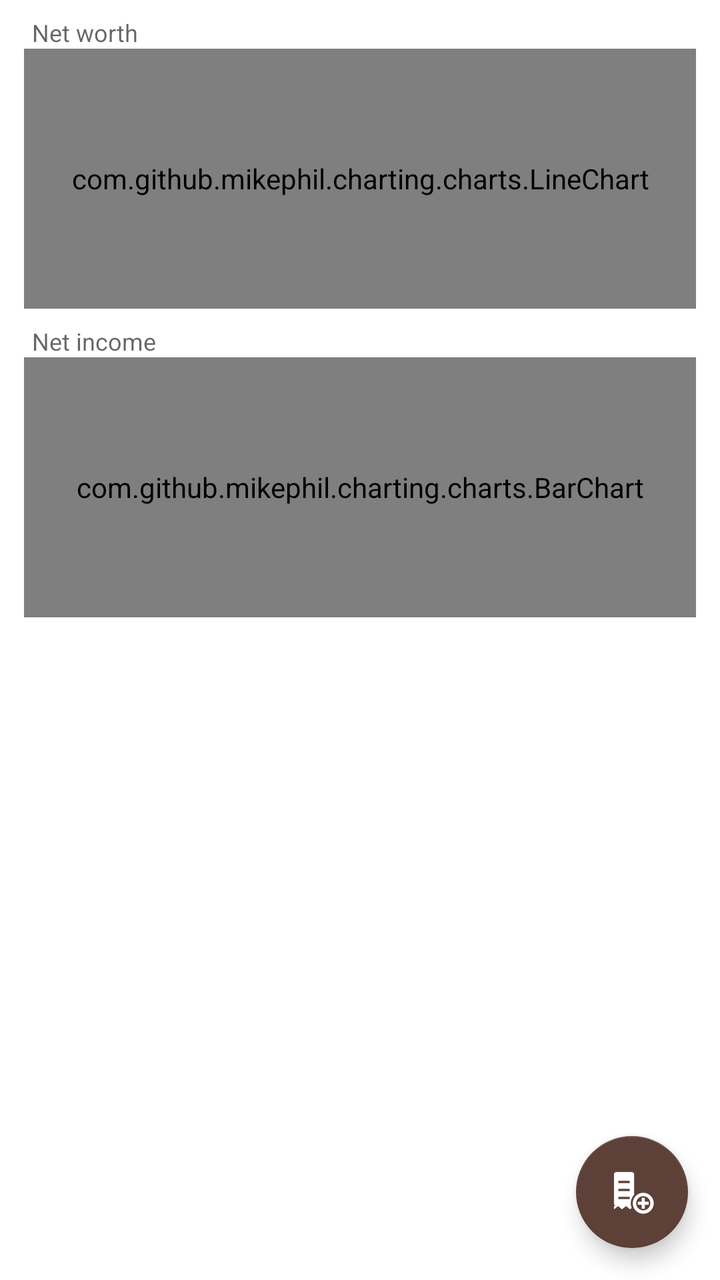
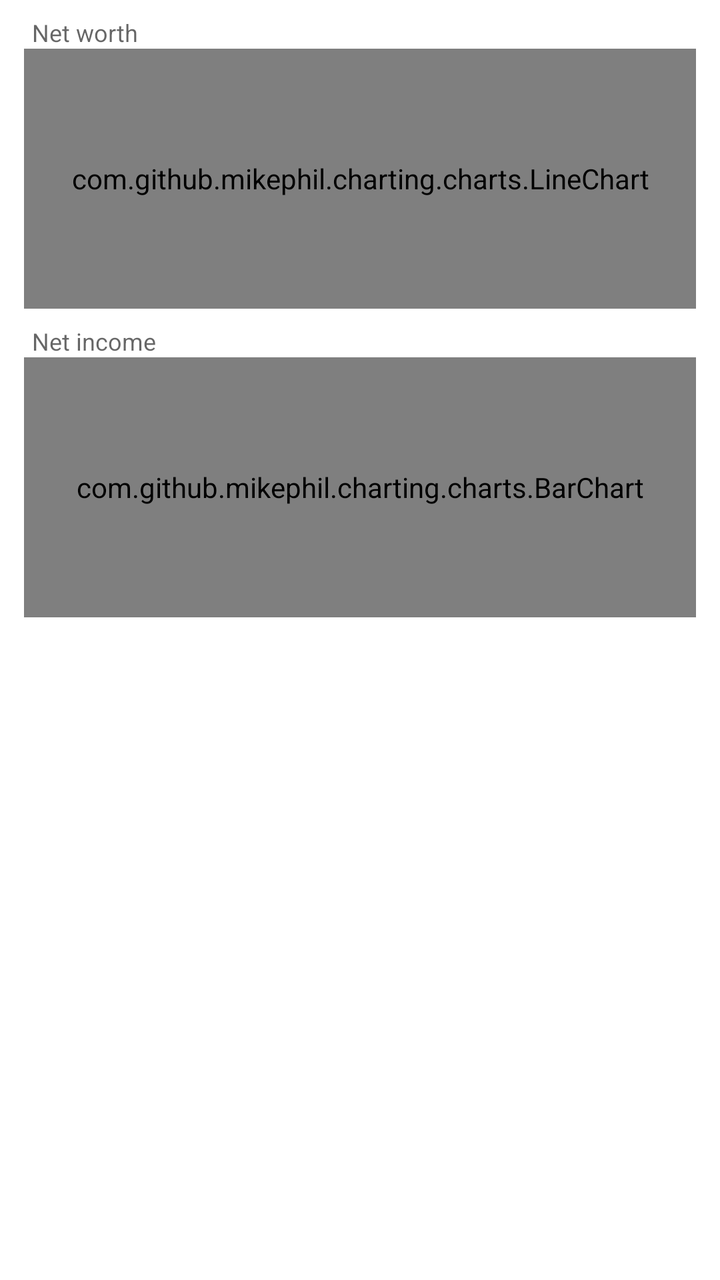

Before-and-after screenshots of an Android layout around one commit, followed by the original layout XML and the change that was made.
<!-- AndroidManifest.xml: application theme Theme.Accounting -->
<!-- res/layout/fragment_reports.xml -->
<?xml version="1.0" encoding="utf-8"?>
<FrameLayout xmlns:android="http://schemas.android.com/apk/res/android"
    xmlns:app="http://schemas.android.com/apk/res-auto"
    android:layout_width="match_parent"
    android:layout_height="match_parent">

    <androidx.core.widget.NestedScrollView
        android:id="@+id/scroll_reports"
        android:layout_width="match_parent"
        android:layout_height="match_parent"
        android:fillViewport="true">

        <LinearLayout
            android:id="@+id/layout_reports_content"
            android:layout_width="match_parent"
            android:layout_height="wrap_content"
            android:orientation="vertical">

            <FrameLayout
                android:id="@+id/layout_trend"
                android:layout_width="match_parent"
                android:layout_height="wrap_content">

            <ProgressBar
                android:id="@+id/progress_trend"
                style="?android:attr/progressBarStyle"
                android:layout_width="32dp"
                android:layout_height="32dp"
                android:layout_gravity="center"
                android:contentDescription="@string/trend_loading" />

            <LinearLayout
                android:id="@+id/layout_trend_charts"
                android:layout_width="match_parent"
                android:layout_height="wrap_content"
                android:orientation="vertical"
                android:paddingStart="12dp"
                android:paddingTop="8dp"
                android:paddingEnd="12dp">

                <TextView
                    android:layout_width="wrap_content"
                    android:layout_height="wrap_content"
                    android:paddingStart="4dp"
                    android:text="@string/trend_net_worth_title"
                    android:textColor="?android:attr/textColorSecondary"
                    android:textSize="12sp" />

                <com.github.mikephil.charting.charts.LineChart
                    android:id="@+id/chart_net_worth"
                    android:layout_width="match_parent"
                    android:layout_height="130dp" />

                <TextView
                    android:layout_width="wrap_content"
                    android:layout_height="wrap_content"
                    android:paddingStart="4dp"
                    android:paddingTop="8dp"
                    android:text="@string/trend_net_income_title"
                    android:textColor="?android:attr/textColorSecondary"
                    android:textSize="12sp" />

                <com.github.mikephil.charting.charts.BarChart
                    android:id="@+id/chart_net_income"
                    android:layout_width="match_parent"
                    android:layout_height="130dp" />
            </LinearLayout>
            </FrameLayout>

            <androidx.recyclerview.widget.RecyclerView
                android:id="@+id/recycler_reports_years"
                android:layout_width="match_parent"
                android:layout_height="wrap_content"
                android:orientation="horizontal"
                android:clipToPadding="false"
                android:paddingTop="16dp"
                android:paddingStart="12dp"
                android:paddingEnd="12dp" />

            <androidx.recyclerview.widget.RecyclerView
                android:id="@+id/recycler_reports_months"
                android:layout_width="match_parent"
                android:layout_height="wrap_content"
                android:orientation="horizontal"
                android:clipToPadding="false"
                android:paddingStart="12dp"
                android:paddingEnd="12dp" />

            <androidx.recyclerview.widget.RecyclerView
                android:id="@+id/recycler_reports_type"
                android:layout_width="match_parent"
                android:layout_height="wrap_content"
                android:orientation="horizontal"
                android:clipToPadding="false"
                android:paddingStart="12dp"
                android:paddingEnd="12dp" />

            <TextView
                android:id="@+id/text_reports_as_of_date"
                android:layout_width="match_parent"
                android:layout_height="wrap_content"
                android:paddingStart="16dp"
                android:paddingEnd="16dp"
                android:paddingTop="8dp"
                android:paddingBottom="8dp"
                android:gravity="center"
                android:textSize="13sp"
                android:textStyle="italic"
                android:textColor="?android:attr/textColorSecondary" />

            <TextView
                android:id="@+id/text_reports_expand_all"
                android:layout_width="wrap_content"
                android:layout_height="wrap_content"
                android:layout_gravity="end"
                android:paddingStart="16dp"
                android:paddingEnd="16dp"
                android:paddingTop="8dp"
                android:paddingBottom="8dp"
                android:textSize="14sp"
                android:textColor="?android:attr/textColorSecondary"
                android:visibility="gone" />

            
            <androidx.recyclerview.widget.RecyclerView
                android:id="@+id/recycler_reports_content"
                android:layout_width="match_parent"
                android:layout_height="wrap_content"
                android:nestedScrollingEnabled="false"
                android:overScrollMode="never" />

            <HorizontalScrollView
                android:id="@+id/scroll_reports_equity"
                android:layout_width="match_parent"
                android:layout_height="wrap_content"
                android:visibility="gone">

                <androidx.recyclerview.widget.RecyclerView
                    android:id="@+id/recycler_reports_equity"
                    android:layout_width="wrap_content"
                    android:layout_height="wrap_content"
                    android:nestedScrollingEnabled="false"
                    android:overScrollMode="never" />

            </HorizontalScrollView>

            
            <View
                android:layout_width="match_parent"
                android:layout_height="88dp" />

        </LinearLayout>
    </androidx.core.widget.NestedScrollView>

    <TextView
        android:id="@+id/text_empty_reports"
        android:layout_width="wrap_content"
        android:layout_height="wrap_content"
        android:layout_gravity="center"
        android:text="@string/empty_reports"
        android:textColor="?android:attr/textColorSecondary"
        android:visibility="gone" />

    <com.google.android.material.floatingactionbutton.FloatingActionButton
        android:id="@+id/fab_add_transaction"
        android:layout_width="wrap_content"
        android:layout_height="wrap_content"
        android:layout_gravity="bottom|end"
        android:layout_margin="16dp"
        android:contentDescription="@string/title_new_transaction"
        app:srcCompat="@drawable/ic_add_transaction" />

</FrameLayout>
<!-- resources referenced by this layout -->
<resources>
  <!-- drawable ic_add_transaction: png bitmap (drawable-hdpi, 905 bytes) -->
  <string name="empty_reports">No transactions yet</string>
  <string name="title_new_transaction">New Transaction</string>
  <string name="trend_loading">Loading trends</string>
  <string name="trend_net_income_title">Net income</string>
  <string name="trend_net_worth_title">Net worth</string>
  <style name="Theme.Accounting" parent="Theme.MaterialComponents.DayNight.NoActionBar">
          <item name="colorPrimary">@color/gold_500</item>
          <item name="colorPrimaryVariant">@color/gold_700</item>
          <item name="colorOnPrimary">@color/white</item>
          <item name="colorSecondary">@color/brown_500</item>
          <item name="colorSecondaryVariant">@color/brown_700</item>
          <item name="colorOnSecondary">@color/white</item>
          <item name="android:statusBarColor" tools:targetApi="21">?attr/colorPrimaryVariant</item>
      </style>
  <color name="gold_500">#B8860B</color>
  <color name="gold_700">#7A5C00</color>
  <color name="white">#FFFFFFFF</color>
  <color name="brown_500">#5D4037</color>
  <color name="brown_700">#4E342E</color>
</resources>

<!-- the commit's change to res/layout/fragment_reports.xml (unified diff, before → after) -->
@@ -161,13 +161,4 @@
         android:textColor="?android:attr/textColorSecondary"
         android:visibility="gone" />
 
-    <com.google.android.material.floatingactionbutton.FloatingActionButton
-        android:id="@+id/fab_add_transaction"
-        android:layout_width="wrap_content"
-        android:layout_height="wrap_content"
-        android:layout_gravity="bottom|end"
-        android:layout_margin="16dp"
-        android:contentDescription="@string/title_new_transaction"
-        app:srcCompat="@drawable/ic_add_transaction" />
-
 </FrameLayout>
<!-- resource entries referenced after the edit -->
@@ -1,8 +1,6 @@
 <!-- resources referenced by this layout -->
 <resources>
-  <!-- drawable ic_add_transaction: png bitmap (drawable-hdpi, 905 bytes) -->
   <string name="empty_reports">No transactions yet</string>
-  <string name="title_new_transaction">New Transaction</string>
   <string name="trend_loading">Loading trends</string>
   <string name="trend_net_income_title">Net income</string>
   <string name="trend_net_worth_title">Net worth</string>
